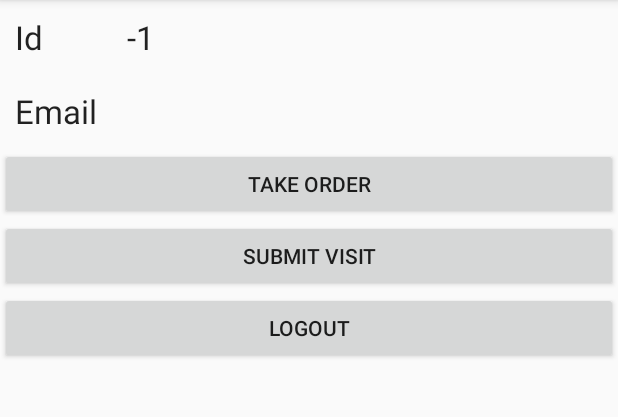
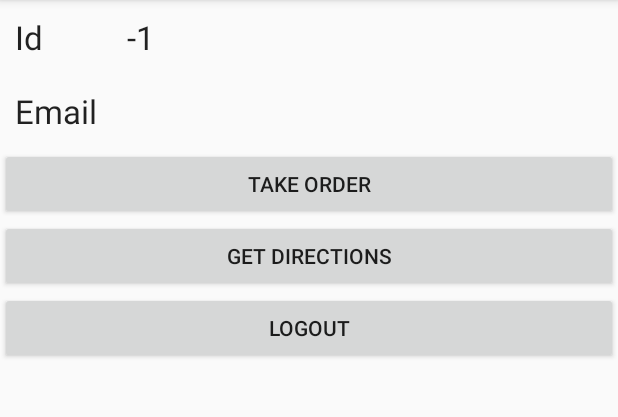
Before and after one commit to PooyaGhahramanian/VisitorApp, an Android app: the ProfileActivity screen opened directly, with no data from a screen before it, on a phone screen of 412 x 824 dp, the part 84-501 px from its top. Run offline under Robolectric (Android 15) with nearby library versions, the phone set to English and light mode, and no system bars; 1 statement that could not run was skipped.

Commit message:
Routing added

```diff
--- a/app/src/main/java/ir/climaxweb/visitorapp/ProfileActivity.java
+++ b/app/src/main/java/ir/climaxweb/visitorapp/ProfileActivity.java
@@ -49,12 +49,11 @@ public class ProfileActivity extends AppCompatActivity {
                 startActivity(new Intent(getApplicationContext(),AgentActivity.class));
             }
         });
-        findViewById(R.id.buttonSubmitVisit).setOnClickListener(new View.OnClickListener() {
+        findViewById(R.id.buttonMap).setOnClickListener(new View.OnClickListener() {
             @Override
             public void onClick(View view) {
-                startActivity(new Intent(getApplicationContext(),VisitActivity.class));
+                startActivity(new Intent(ProfileActivity.this,MapsActivity.class));
             }
         });
-
     }
 }
--- a/app/src/main/java/ir/climaxweb/visitorapp/URLs.java
+++ b/app/src/main/java/ir/climaxweb/visitorapp/URLs.java
@@ -10,4 +10,5 @@ public class URLs {
     public static final String URL_AGENTS=ROOT_URL+"getvisitoragents/?";
     public static final String URL_PRODUCTS=ROOT_URL+"getproducts";
     public static final String URL_ORDER=ROOT_URL+"submitorder/?";
+    public static final String URL_VISIT=ROOT_URL+"SubmitVisit/?";
 }
--- a/app/src/main/res/layout/activity_profile.xml
+++ b/app/src/main/res/layout/activity_profile.xml
@@ -71,17 +71,16 @@
             android:layout_height="wrap_content"
             android:text="Take Order" />
         <Button
-        android:id="@+id/buttonSubmitVisit"
-        android:layout_width="match_parent"
-        android:layout_height="wrap_content"
-        android:text="Submit Visit" />
+            android:id="@+id/buttonMap"
+            android:layout_width="match_parent"
+            android:layout_height="wrap_content"
+            android:text="Get directions" />
         <Button
             android:id="@+id/buttonLogout"
             android:layout_width="match_parent"
             android:layout_height="wrap_content"
             android:text="Logout" />
 
-
     </LinearLayout>
 
 
--- a/settings.gradle
+++ b/settings.gradle
@@ -1 +1 @@
-include ':app'
+include ':app', ':DirectionLib'
```
Also changed, not shown: app/build.gradle (+11 -0 lines), app/src/main/AndroidManifest.xml (+6 -2 lines), app/src/main/java/ir/climaxweb/visitorapp/MapsActivity.java (+7 -14 lines), app/src/main/res/layout/activity_maps.xml (line endings or trailing spaces), app/src/main/res/values/google_maps_api.xml (line endings or trailing spaces).
